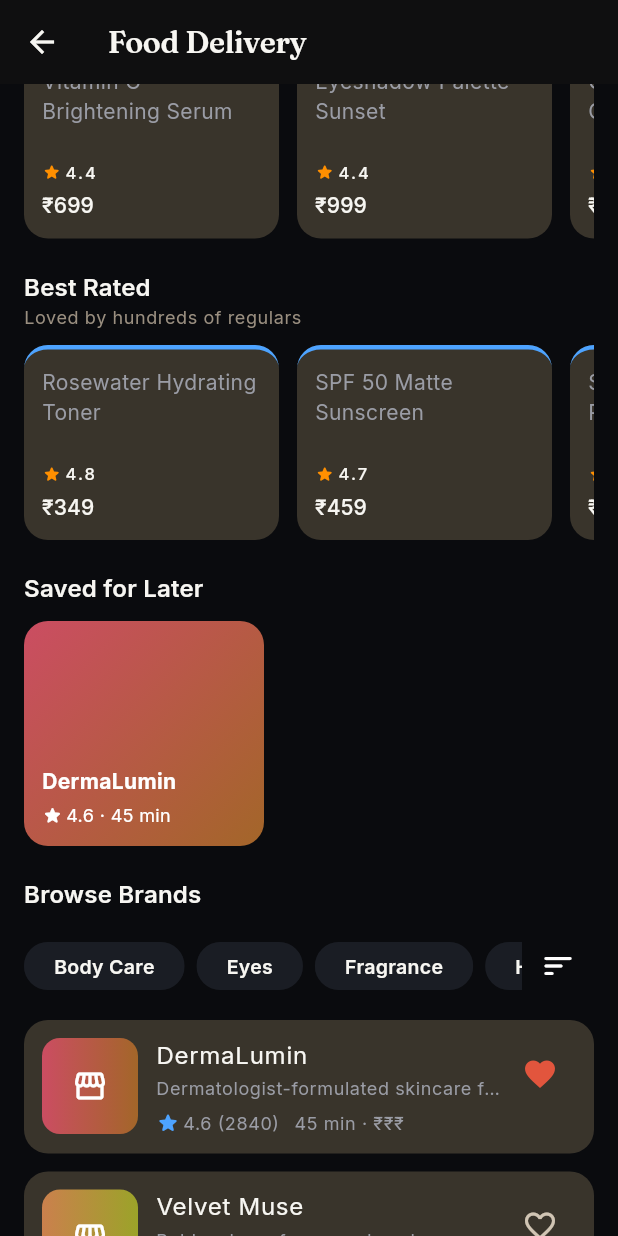
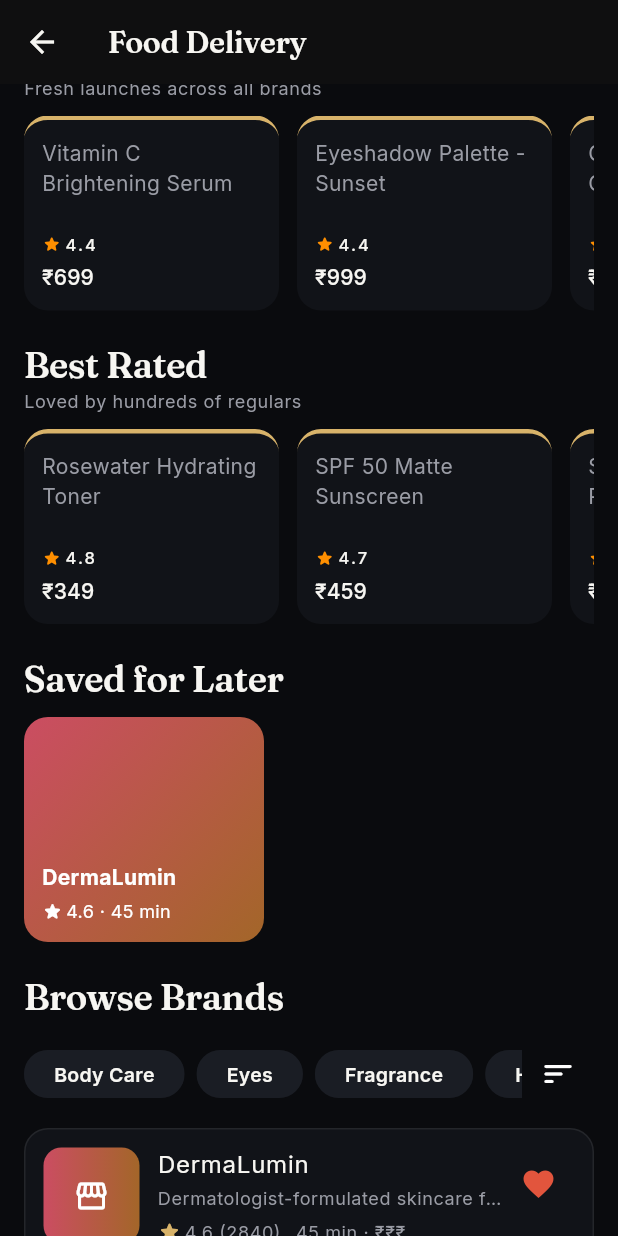
Before and after one commit to baseer-ind/spendzero, a Flutter app: the BeautyHomeScreen screen opened directly with sample values from the repository, scrolled down 1152 dp, after a tap on the "favorite outline" icon, on a phone screen of 412 x 824 dp. Run offline on Flutter 3.47's test engine with Material 3 defaults, Android fonts, the phone set to English and light mode, and no system bars; our stand-ins replace flutter_riverpod, go_router, shared_preferences; accounts and stored records are empty.

Commit message:
Phase 4 visual redesign: reskin Beauty, Travel, Movies verticals and launcher screen
Co-Authored-By: Claude Sonnet 4.6 <noreply@anthropic.com>
Claude-Session: https://claude.ai/code/session_01S7u3SjfHsAmfGEPtn8aiL6

```diff
--- a/spendzero/mobile/lib/features/beauty/presentation/beauty_home_screen.dart
+++ b/spendzero/mobile/lib/features/beauty/presentation/beauty_home_screen.dart
@@ -13,6 +13,7 @@ import '../../../core/data/local/personalization_store.dart';
 import '../../../core/data/local/wishlist_store.dart';
 import '../../../core/models/category.dart';
 import '../../../core/providers/providers.dart';
+import '../../../core/theme/app_theme.dart';
 import '../../../core/utils/money.dart';
 
 String _appIdFor(String brandId) => findAppIdForEntity(brandId) ?? brandId;
@@ -202,7 +203,7 @@ class _BeautyHomeScreenState extends ConsumerState<BeautyHomeScreen> {
                   subtitle: 'Serums, moisturizers & suncare',
                   items: skincareEdit(),
                   categoryId: widget.category.id,
-                  accentColor: (context) => Theme.of(context).colorScheme.primary,
+                  accentColor: (context) => AppTheme.gold,
                 ),
                 const SizedBox(height: 20),
               ],
@@ -212,7 +213,7 @@ class _BeautyHomeScreenState extends ConsumerState<BeautyHomeScreen> {
                   subtitle: 'Lips, eyes & base essentials',
                   items: makeupMustHaves(),
                   categoryId: widget.category.id,
-                  accentColor: (context) => Colors.pinkAccent,
+                  accentColor: (context) => AppTheme.future,
                 ),
                 const SizedBox(height: 20),
               ],
@@ -222,7 +223,7 @@ class _BeautyHomeScreenState extends ConsumerState<BeautyHomeScreen> {
                   subtitle: 'For every texture and concern',
                   items: haircarePicks(),
                   categoryId: widget.category.id,
-                  accentColor: (context) => Colors.tealAccent.shade700,
+                  accentColor: (context) => AppTheme.future,
                 ),
                 const SizedBox(height: 20),
               ],
@@ -232,7 +233,7 @@ class _BeautyHomeScreenState extends ConsumerState<BeautyHomeScreen> {
                   subtitle: 'Fresh launches across all brands',
                   items: newArrivalsBeauty(),
                   categoryId: widget.category.id,
-                  accentColor: (context) => Theme.of(context).colorScheme.tertiary,
+                  accentColor: (context) => AppTheme.gold,
                 ),
                 const SizedBox(height: 20),
               ],
@@ -251,7 +252,7 @@ class _BeautyHomeScreenState extends ConsumerState<BeautyHomeScreen> {
                         title: 'Recommended for You',
                         subtitle: 'Matched to your usual budget',
                         items: recommended.take(10).toList(),
-                        accentColor: (c) => Theme.of(c).colorScheme.primaryContainer,
+                        accentColor: (c) => AppTheme.gold,
                         categoryId: widget.category.id,
                       ),
                       const SizedBox(height: 20),
@@ -265,7 +266,7 @@ class _BeautyHomeScreenState extends ConsumerState<BeautyHomeScreen> {
                   subtitle: 'Loved by hundreds of regulars',
                   items: bestRatedBeautyProducts(),
                   categoryId: widget.category.id,
-                  accentColor: (context) => Theme.of(context).colorScheme.secondary,
+                  accentColor: (context) => AppTheme.gold,
                 ),
                 const SizedBox(height: 20),
               ],
@@ -275,7 +276,7 @@ class _BeautyHomeScreenState extends ConsumerState<BeautyHomeScreen> {
                   subtitle: 'High ratings, still flying under the radar',
                   items: hiddenGemBeautyProducts(),
                   categoryId: widget.category.id,
-                  accentColor: (context) => Colors.deepPurpleAccent,
+                  accentColor: (context) => AppTheme.future,
                 ),
                 const SizedBox(height: 20),
               ],
@@ -291,7 +292,7 @@ class _BeautyHomeScreenState extends ConsumerState<BeautyHomeScreen> {
                 ),
                 const SizedBox(height: 20),
               ],
-              Text('Browse Brands', style: Theme.of(context).textTheme.titleMedium),
+              Text('Browse Brands', style: Theme.of(context).textTheme.headlineSmall),
               const SizedBox(height: 12),
               brandsAsync.when(
                 data: (brands) {
@@ -397,8 +398,11 @@ class _SearchResults extends ConsumerWidget {
             return Padding(
               padding: const EdgeInsets.only(bottom: 12),
               child: ListTile(
-                tileColor: Theme.of(context).colorScheme.surfaceContainerHighest,
-                shape: RoundedRectangleBorder(borderRadius: BorderRadius.circular(12)),
+                tileColor: AppTheme.surface,
+                shape: RoundedRectangleBorder(
+                  borderRadius: BorderRadius.circular(12),
+                  side: BorderSide(color: Colors.white.withOpacity(0.08)),
+                ),
                 title: Text(product.name),
                 subtitle: Text(formatPaise(product.pricePaise)),
                 onTap: () {
@@ -430,7 +434,7 @@ class _BrandRail extends StatelessWidget {
     return Column(
       crossAxisAlignment: CrossAxisAlignment.start,
       children: [
-        Text(title, style: Theme.of(context).textTheme.titleMedium),
+        Text(title, style: Theme.of(context).textTheme.headlineSmall),
         const SizedBox(height: 10),
         SizedBox(
           height: 150,
@@ -505,7 +509,7 @@ class _OffersRail extends StatelessWidget {
     return Column(
       crossAxisAlignment: CrossAxisAlignment.start,
       children: [
-        Text("Today's Offers", style: Theme.of(context).textTheme.titleMedium),
+        Text("Today's Offers", style: Theme.of(context).textTheme.headlineSmall),
         const SizedBox(height: 10),
         SizedBox(
           height: 130,
@@ -528,14 +532,14 @@ class _OfferCard extends StatelessWidget {
 
   @override
   Widget build(BuildContext context) {
-    final colors = Theme.of(context).colorScheme;
     final discount = item.discountPercent;
     return Container(
       width: 170,
       padding: const EdgeInsets.all(12),
       decoration: BoxDecoration(
-        color: colors.surfaceContainerHighest,
+        color: AppTheme.gold.withOpacity(0.12),
         borderRadius: BorderRadius.circular(16),
+        border: Border.all(color: AppTheme.gold.withOpacity(0.24)),
       ),
       child: Column(
         crossAxisAlignment: CrossAxisAlignment.start,
@@ -550,7 +554,7 @@ class _OfferCard extends StatelessWidget {
                 Text(
                   '$discount% off',
                   style: Theme.of(context).textTheme.bodySmall?.copyWith(
-                        color: colors.primary,
+                        color: AppTheme.gold,
                         fontWeight: FontWeight.w600,
                       ),
                 ),
@@ -580,12 +584,11 @@ class _BeautyCollectionRail extends ConsumerWidget {
 
   @override
   Widget build(BuildContext context, WidgetRef ref) {
-    final colors = Theme.of(context).colorScheme;
     return Column(
       crossAxisAlignment: CrossAxisAlignment.start,
       children: [
-        Text(title, style: Theme.of(context).textTheme.titleMedium),
-        Text(subtitle, style: Theme.of(context).textTheme.bodySmall?.copyWith(color: colors.outline)),
+        Text(title, style: Theme.of(context).textTheme.headlineSmall),
+        Text(subtitle, style: Theme.of(context).textTheme.bodySmall?.copyWith(color: AppTheme.mutedForeground)),
         const SizedBox(height: 10),
         SizedBox(
           height: 130,
@@ -596,7 +599,7 @@ class _BeautyCollectionRail extends ConsumerWidget {
             itemBuilder: (context, index) {
               final item = items[index];
               return Material(
-                color: colors.surfaceContainerHighest,
+                color: AppTheme.surface,
                 borderRadius: BorderRadius.circular(16),
                 child: InkWell(
                   borderRadius: BorderRadius.circular(16),
@@ -683,7 +686,6 @@ class _BrandCard extends ConsumerWidget {
 
   @override
   Widget build(BuildContext context, WidgetRef ref) {
-    final colors = Theme.of(context).colorScheme;
     final gradient = _gradientForSeed(brand.bannerColorSeed);
     final appId = _appIdFor(brand.id);
     final saved = ref.watch(
@@ -695,8 +697,9 @@ class _BrandCard extends ConsumerWidget {
       child: Container(
         padding: const EdgeInsets.all(12),
         decoration: BoxDecoration(
-          color: colors.surfaceContainerHighest,
+          color: AppTheme.surface,
           borderRadius: BorderRadius.circular(16),
+          border: Border.all(color: Colors.white.withOpacity(0.08)),
         ),
         child: Row(
           crossAxisAlignment: CrossAxisAlignment.start,
@@ -726,7 +729,7 @@ class _BrandCard extends ConsumerWidget {
                   const SizedBox(height: 6),
                   Row(
                     children: [
-                      Icon(Icons.star_rounded, size: 16, color: colors.secondary),
+                      const Icon(Icons.star_rounded, size: 16, color: AppTheme.gold),
                       const SizedBox(width: 2),
                       Text(
                         '${brand.avgRating.toStringAsFixed(1)} (${brand.reviewCount})',
@@ -745,7 +748,7 @@ class _BrandCard extends ConsumerWidget {
             IconButton(
               icon: Icon(
                 saved ? Icons.favorite : Icons.favorite_border,
-                color: saved ? colors.error : colors.onSurfaceVariant,
+                color: saved ? AppTheme.destructive : AppTheme.mutedForeground,
               ),
               onPressed: () {
                 HapticFeedback.lightImpact();
@@ -789,7 +792,7 @@ class _RailSkeletonState extends State<_RailSkeleton> with SingleTickerProviderS
     return Column(
       crossAxisAlignment: CrossAxisAlignment.start,
       children: [
-        Text(widget.title, style: Theme.of(context).textTheme.titleMedium),
+        Text(widget.title, style: Theme.of(context).textTheme.headlineSmall),
         const SizedBox(height: 10),
         SizedBox(
           height: 130,
@@ -805,8 +808,9 @@ class _RailSkeletonState extends State<_RailSkeleton> with SingleTickerProviderS
                 child: Container(
                   width: 160,
                   decoration: BoxDecoration(
-                    color: Theme.of(context).colorScheme.surfaceContainerHighest,
+                    color: AppTheme.surface,
                     borderRadius: BorderRadius.circular(16),
+                    border: Border.all(color: Colors.white.withOpacity(0.08)),
                   ),
                 ),
               ),
@@ -856,8 +860,9 @@ class _BrandListSkeletonState extends State<_BrandListSkeleton>
               child: Container(
                 height: 88,
                 decoration: BoxDecoration(
-                  color: Theme.of(context).colorScheme.surfaceContainerHighest,
+                  color: AppTheme.surface,
                   borderRadius: BorderRadius.circular(16),
+                  border: Border.all(color: Colors.white.withOpacity(0.08)),
                 ),
               ),
             ),
--- a/spendzero/mobile/lib/features/movies/presentation/showtime_detail_sheet.dart
+++ b/spendzero/mobile/lib/features/movies/presentation/showtime_detail_sheet.dart
@@ -3,6 +3,7 @@ import 'package:flutter/services.dart';
 import 'package:flutter_riverpod/flutter_riverpod.dart';
 
 import '../../../core/data/local/movies_seed_data.dart';
+import '../../../core/theme/app_theme.dart';
 import '../../../core/utils/money.dart';
 
 /// Bottom sheet shown when tapping a movie row — description, genre/language
@@ -37,7 +38,6 @@ class _ShowtimeDetailSheetState extends ConsumerState<ShowtimeDetailSheet> {
   @override
   Widget build(BuildContext context) {
     final movie = widget.movie;
-    final colors = Theme.of(context).colorScheme;
     final related = allMovies
         .where((m) =>
             m.id != movie.id &&
@@ -80,7 +80,7 @@ class _ShowtimeDetailSheetState extends ConsumerState<ShowtimeDetailSheet> {
                       formatPaise(movie.mrpPaise!),
                       style: Theme.of(context).textTheme.bodyMedium?.copyWith(
                             decoration: TextDecoration.lineThrough,
-                            color: colors.outline,
+                            color: AppTheme.mutedForeground,
                           ),
                     ),
                   ],
@@ -107,7 +107,7 @@ class _ShowtimeDetailSheetState extends ConsumerState<ShowtimeDetailSheet> {
               ),
               if (related.isNotEmpty) ...[
                 const SizedBox(height: 20),
-                Text('You may also like', style: Theme.of(context).textTheme.titleSmall),
+                Text('You may also like', style: Theme.of(context).textTheme.headlineSmall),
                 const SizedBox(height: 8),
                 SizedBox(
                   height: 60,
--- a/spendzero/mobile/lib/features/travel/presentation/room_detail_sheet.dart
+++ b/spendzero/mobile/lib/features/travel/presentation/room_detail_sheet.dart
@@ -3,6 +3,7 @@ import 'package:flutter/services.dart';
 import 'package:flutter_riverpod/flutter_riverpod.dart';
 
 import '../../../core/data/local/travel_seed_data.dart';
+import '../../../core/theme/app_theme.dart';
 import '../../../core/utils/money.dart';
 
 /// Bottom sheet shown when tapping a room row — description, amenities,
@@ -37,7 +38,6 @@ class _RoomDetailSheetState extends ConsumerState<RoomDetailSheet> {
   @override
   Widget build(BuildContext context) {
     final room = widget.room;
-    final colors = Theme.of(context).colorScheme;
     final related = allTravelRooms
         .where((r) =>
             r.id != room.id &&
@@ -78,7 +78,7 @@ class _RoomDetailSheetState extends ConsumerState<RoomDetailSheet> {
                       formatPaise(room.mrpPaise!),
                       style: Theme.of(context).textTheme.bodyMedium?.copyWith(
                             decoration: TextDecoration.lineThrough,
-                            color: colors.outline,
+                            color: AppTheme.mutedForeground,
                           ),
                     ),
                   ],
@@ -105,7 +105,7 @@ class _RoomDetailSheetState extends ConsumerState<RoomDetailSheet> {
               ),
               if (related.isNotEmpty) ...[
                 const SizedBox(height: 20),
-                Text('You may also like', style: Theme.of(context).textTheme.titleSmall),
+                Text('You may also like', style: Theme.of(context).textTheme.headlineSmall),
                 const SizedBox(height: 8),
                 SizedBox(
                   height: 60,
```
Also changed, not shown: spendzero/mobile/lib/features/beauty/presentation/brand_screen.dart (+16 -16 lines), spendzero/mobile/lib/features/beauty/presentation/product_detail_sheet.dart (+4 -4 lines), spendzero/mobile/lib/features/movies/presentation/cinema_screen.dart (+15 -15 lines), spendzero/mobile/lib/features/movies/presentation/movies_home_screen.dart (+32 -27 lines), spendzero/mobile/lib/features/travel/presentation/stay_screen.dart (+15 -15 lines), spendzero/mobile/lib/features/travel/presentation/travel_home_screen.dart (+32 -27 lines), spendzero/mobile/lib/features/vertical_launcher/presentation/vertical_launcher_screen.dart (+7 -9 lines).
